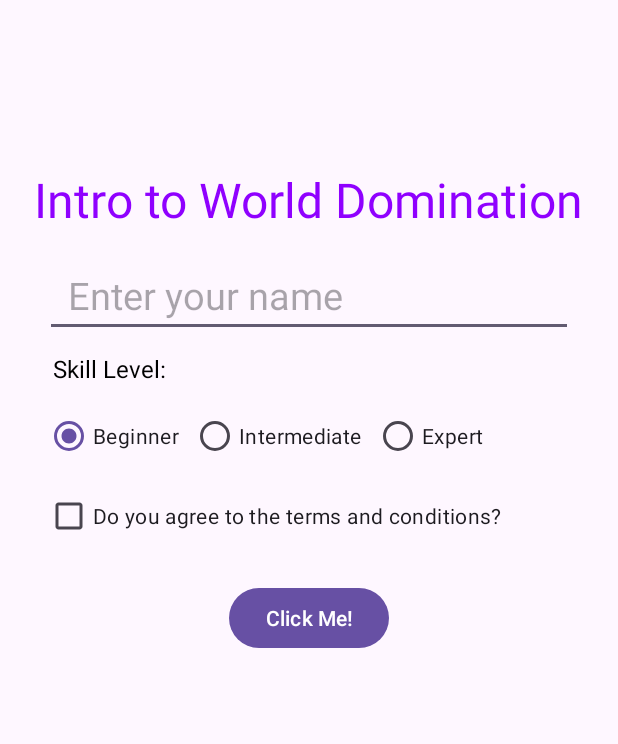
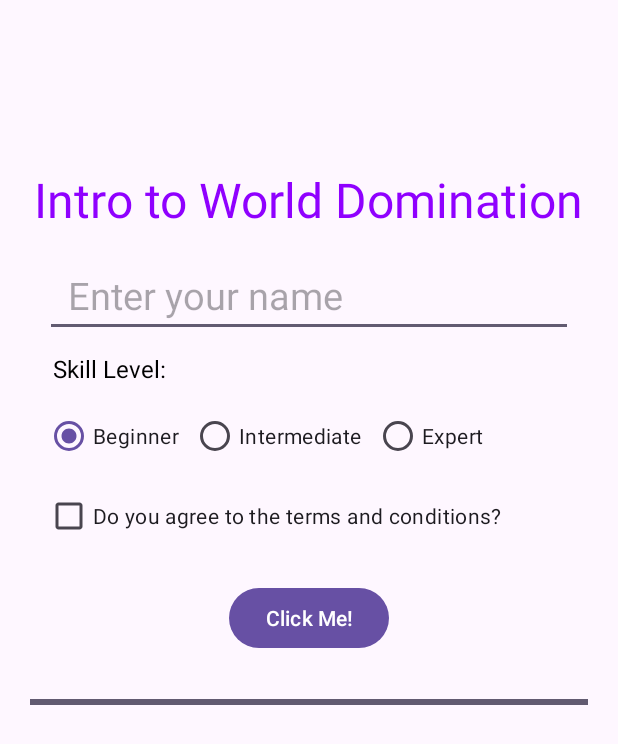
Before and after one commit to edd-ie/Android_UI_Intro, an Android app: the screen it shows after launch (MainActivity), after a tap on "Click Me!", on a phone screen of 412 x 824 dp. Shown: the top 744 px of the screen. Run offline under Robolectric (Android 15) with nearby library versions, the phone set to English and light mode, and no system bars.

Commit message:
Progress visualization and tracking

```diff
--- a/app/src/main/java/com/example/ui/MainActivity.java
+++ b/app/src/main/java/com/example/ui/MainActivity.java
@@ -1,10 +1,13 @@
 package com.example.ui;
 
+import android.annotation.SuppressLint;
 import android.os.Bundle;
+import android.os.SystemClock;
 import android.view.View;
 import android.widget.Button;
 import android.widget.CheckBox;
 import android.widget.EditText;
+import android.widget.ProgressBar;
 import android.widget.RadioButton;
 import android.widget.RadioGroup;
 import android.widget.TextView;
@@ -18,6 +21,7 @@ import androidx.core.view.WindowInsetsCompat;
 
 public class MainActivity extends AppCompatActivity {
     private String lvl = "Beginner";
+    RadioGroup rBtn;
 
     @Override
     protected void onCreate(Bundle savedInstanceState) {
@@ -30,7 +34,7 @@ public class MainActivity extends AppCompatActivity {
             return insets;
         });
 
-        RadioGroup rBtn =  findViewById(R.id.rad);
+        rBtn =  findViewById(R.id.rad);
         rBtn.setOnCheckedChangeListener(new RadioGroup.OnCheckedChangeListener() {
             @Override
             public void onCheckedChanged(RadioGroup group, int checkedId) {
@@ -45,12 +49,29 @@ public class MainActivity extends AppCompatActivity {
                 }
             }
         });
+
+        ProgressBar bar = findViewById(R.id.progress);
+
+        Thread thread = new Thread(new Runnable() {
+            @Override
+            public void run() {
+                for(int i = 0; i <= 10; i++) {
+                    bar.incrementProgressBy(i*10);
+                    SystemClock.sleep(2500);
+                }
+            }
+        });
+
+        thread.start();
     }
 
+
+    @SuppressLint("SetTextI18n")
     public  void btnHandler(View view){
         TextView txt = findViewById(R.id.txt1);
         EditText edt = findViewById(R.id.input1);
         CheckBox chk = findViewById(R.id.chk1);
+        TextView txt2 = findViewById(R.id.txt2);
 
         String text = edt.getText().toString();
 
@@ -60,6 +81,7 @@ public class MainActivity extends AppCompatActivity {
         else{
             Toast.makeText(this, "User verified, level is: "+lvl, Toast.LENGTH_LONG).show();
             txt.setText("Welcome "+text);
+            txt2.setText("Level: "+lvl);
         }
 
     }
--- a/app/src/main/res/layout/activity_main.xml
+++ b/app/src/main/res/layout/activity_main.xml
@@ -31,7 +31,6 @@
         android:textSize="32sp"
         android:textColor="@color/violet"
         android:id="@+id/txt1"
-
         />
 
     <TextView
@@ -44,7 +43,7 @@
         android:id="@+id/txt2"
         android:textSize="16sp"
         android:layout_marginTop="10dp"
-        android:layout_marginLeft="5dp"
+        android:layout_marginStart="5dp"
         />
 
    <RadioGroup
@@ -77,7 +76,7 @@
            android:layout_height="wrap_content"
            android:text="Expert"
            android:id="@+id/rb3"
-           android:layout_marginLeft="8dp"
+           android:layout_marginStart="8dp"
            />
 
    </RadioGroup>
@@ -103,5 +102,17 @@
         android:onClick="btnHandler"
     />
 
+    <ProgressBar
+        android:id="@+id/progress"
+        style="@style/Widget.AppCompat.ProgressBar.Horizontal"
+        android:layout_width="match_parent"
+        android:layout_height="wrap_content"
+        android:layout_alignBottom="@id/btn1"
+        android:layout_marginBottom="-40dp"
+        android:layout_marginLeft="20dp"
+        android:layout_marginRight="20dp"
+        android:max="100"
+        android:top="50dp" />
+
 
 </RelativeLayout>
```
